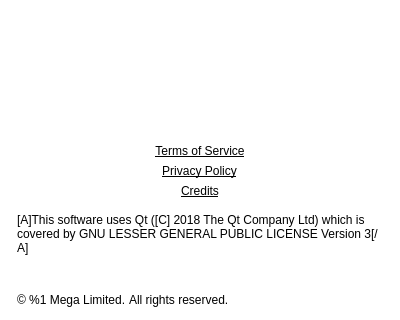
meganz/MEGAsync, file src/MEGASync/gui/ui/ChangeLogDialog.ui: the form before one commit; both pictures show x 0 to 400 and y 250 to 570 of the 400 by 570 pixel window.
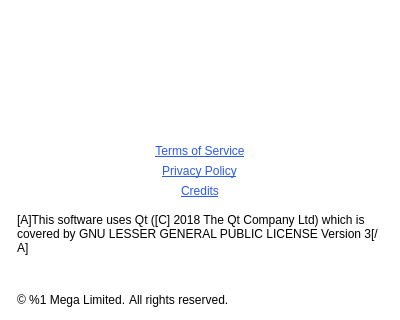
The form after the commit. Icons and pictures are not drawn. Custom widgets are drawn as their Qt base class.

Commit message: Token color for links

Diff of the .ui file:
```diff
--- a/src/MEGASync/gui/ui/ChangeLogDialog.ui
+++ b/src/MEGASync/gui/ui/ChangeLogDialog.ui
@@ -46,6 +46,7 @@
 #bPolicy, #bTerms, #bAck
 {
   text-decoration: underline;
+  color: #2C5BEB; /*colorToken.link-primary*/
 }
 
 </string>
```
Left out of the diff: 2 changed lines with no effect on the pictures.
